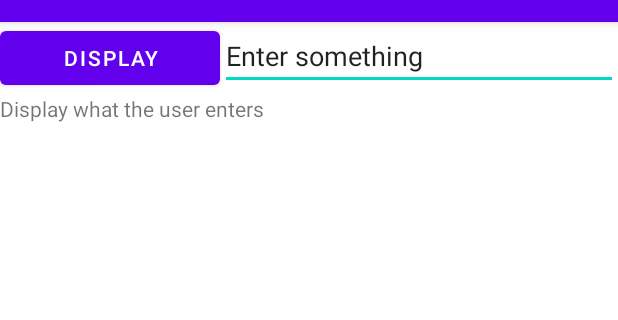
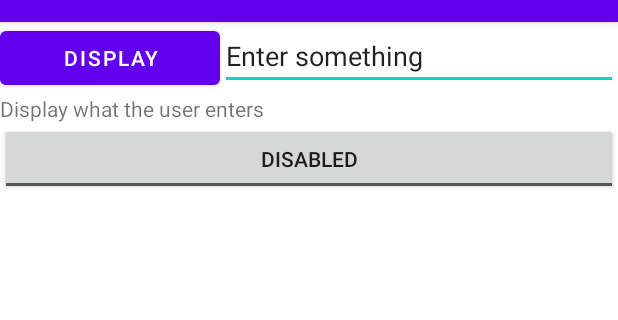
Before and after one commit to Destiny28191/P03-Demo-Simple-Click, an Android app: the screen it shows after launch (MainActivity), on a phone screen of 412 x 824 dp, the part 62-382 px from its top. Run offline under Robolectric (Android 15) with nearby library versions, the phone set to English and light mode, and no system bars.

Commit message:
new activity main 1

```diff
--- a/app/src/main/java/sg/edu/rp/c346/id20022098/p03_demosimpleclick/MainActivity.java
+++ b/app/src/main/java/sg/edu/rp/c346/id20022098/p03_demosimpleclick/MainActivity.java
@@ -3,6 +3,7 @@ package sg.edu.rp.c346.id20022098.p03_demosimpleclick;
 import androidx.appcompat.app.AppCompatActivity;
 
 import android.os.Bundle;
+import android.view.View;
 import android.widget.Button;
 import android.widget.EditText;
 import android.widget.TextView;
@@ -21,5 +22,16 @@ public class MainActivity extends AppCompatActivity {
         tvDisplay =findViewById(R.id.textViewDisplay);
         buttonDisplay =findViewById(R.id.buttonDisplay);
         editInput =findViewById(R.id.editTextInput);
+
+        System.out.println("test onCreate");
+
+        buttonDisplay.setOnClickListener(new View.OnClickListener() {
+            @Override
+            public void onClick(View v) {
+
+                String strResponse = editInput.getText().toString();
+                tvDisplay.setText(strResponse);
+            }
+        });
     }
 }
--- a/app/src/main/res/layout/activity_main.xml
+++ b/app/src/main/res/layout/activity_main.xml
@@ -35,4 +35,12 @@
         android:layout_height="wrap_content"
         android:text="@string/textViewDisplay" />
 
+    <ToggleButton
+        android:id="@+id/toggleButton"
+        android:layout_width="match_parent"
+        android:layout_height="wrap_content"
+        android:text="@string/togglebutton"
+        android:textOff="@string/disabled"
+        android:textOn="@string/enabled" />
+
 </LinearLayout>
--- a/app/src/main/res/values/strings.xml
+++ b/app/src/main/res/values/strings.xml
@@ -3,4 +3,7 @@
     <string name="buttonDisplay">Display</string>
     <string name="enterSomething">Enter something</string>
     <string name="textViewDisplay">Display what the user enters</string>
+    <string name="togglebutton">ToggleButton</string>
+    <string name="disabled">Disabled</string>
+    <string name="enabled">Enabled</string>
 </resources>
```
